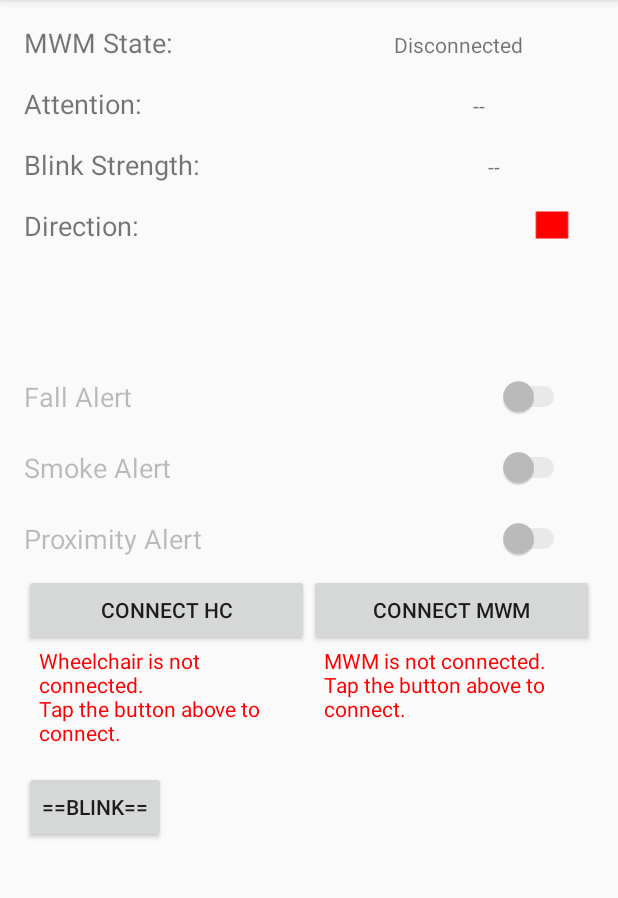
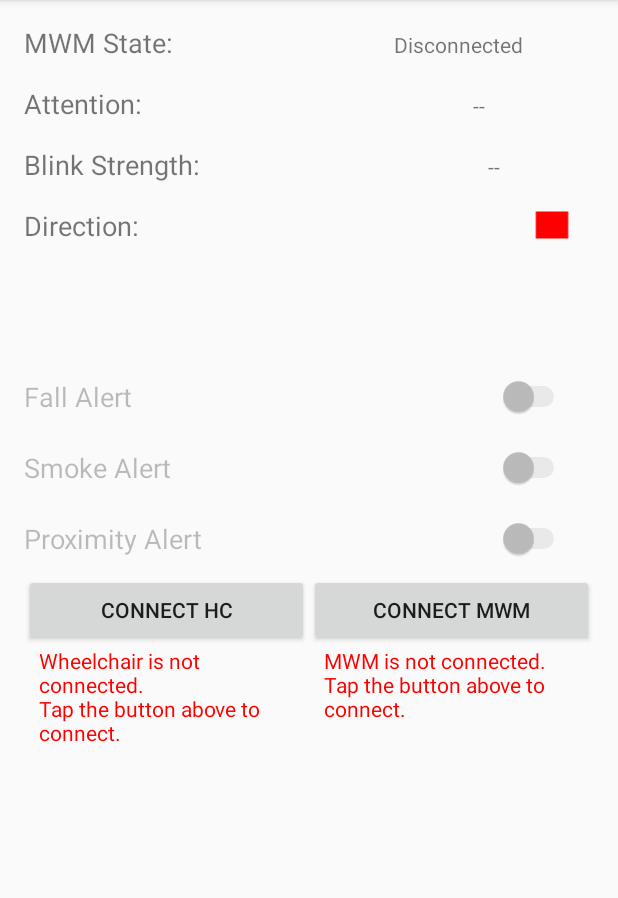
Before and after one commit to rafiibrahim8/EEG_Car_2, an Android app: the MainActivity screen opened directly, with no data from a screen before it, on a phone screen of 412 x 824 dp, the part 84-982 px from its top. Run offline under Robolectric (Android 15) with nearby library versions, the phone set to English and light mode, and no system bars; our stand-ins replace ButterKnife.

Commit message:
2020-02-01 16:13:01

```diff
--- a/app/build.gradle
+++ b/app/build.gradle
@@ -8,8 +8,8 @@ android {
         applicationId "ml.nerdsofku.eegcarx2"
         minSdkVersion rootProject.ext.minSdkVersion
         targetSdkVersion rootProject.ext.compileSdkVersion
-        versionCode 4
-        versionName "1.05"
+        versionCode 5
+        versionName "1.50"
     }
 
     buildTypes {
--- a/app/src/main/java/ml/nerdsofku/eegcarx2/MainActivity.java
+++ b/app/src/main/java/ml/nerdsofku/eegcarx2/MainActivity.java
@@ -170,7 +170,7 @@ public class MainActivity extends AppCompatActivity {
         enableSwitches(false);
         runPingThread();
 
-        //testBlink.setVisibility(View.GONE);
+        testBlink.setVisibility(View.GONE);
 
         d("PhoneNumber",phoneNumber);
     }
--- a/app/src/main/res/layout/activity_main.xml
+++ b/app/src/main/res/layout/activity_main.xml
@@ -251,6 +251,9 @@
         android:layout_width="wrap_content"
         android:layout_height="wrap_content"
         android:text="==Blink=="
-        android:id="@+id/testBlink"/>
+        android:id="@+id/testBlink"
+        android:layout_gravity="center"
+        android:background="#AAAAAA"
+        android:textColor="#111111"/>
 
 </LinearLayout>
```
Also changed, not shown: 7 other files.
